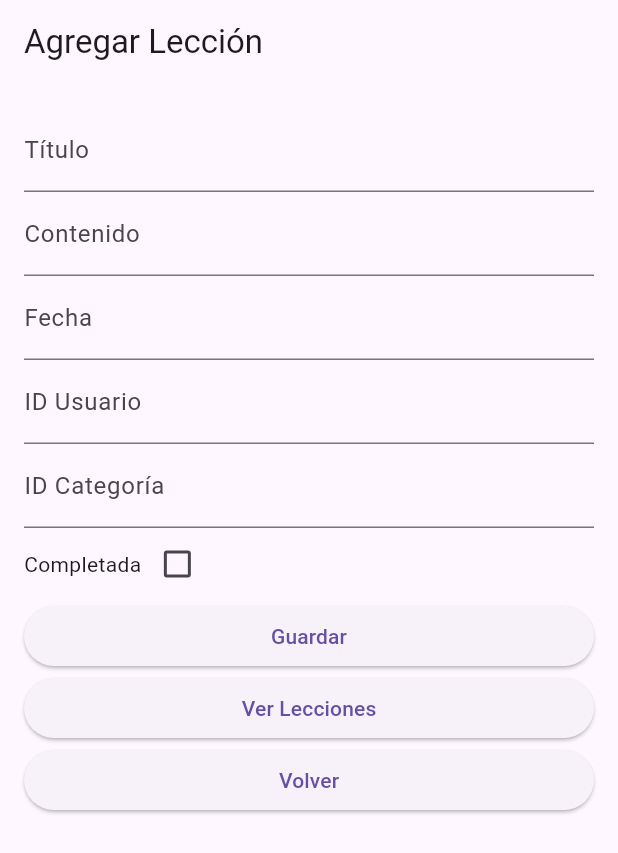
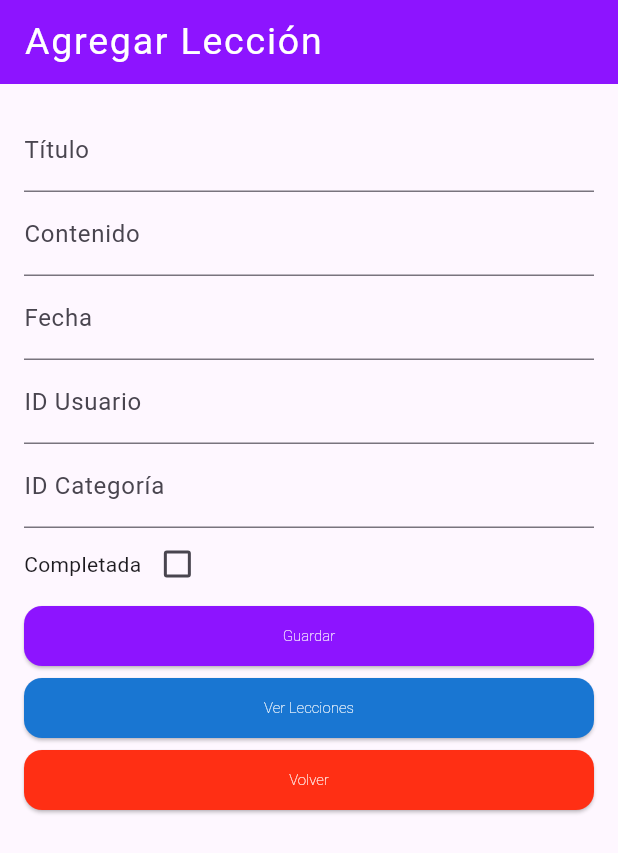
Before and after one commit to Zerritug/SkillSyncAPP, a Flutter app: the LessonScreen screen opened by its route, on a phone screen of 412 x 824 dp. Shown: the top 853 px of the screen. Run offline on Flutter 3.47's test engine with Material 3 defaults, Android fonts, the phone set to English and light mode, and no system bars; our stand-ins replace go_router, sqflite; accounts and stored records are empty.

Commit message:
Styles And Colors

```diff
--- a/lib/core/theme/app_colors.dart
+++ b/lib/core/theme/app_colors.dart
@@ -8,6 +8,10 @@ class AppColors {
   static const quaternary = Color(0xFF42A5F5);
   static const quinary = Color.fromARGB(255, 253, 214, 41);
   static const sixtiary = Color.fromARGB(255, 139, 139, 139);
+  static const seventiary =  Color.fromARGB(255, 255, 47, 20);
+ static const eightiary = Color.fromARGB(255, 141, 20, 255);
+  static const boldcolor = Color(0xFF7D96E8);
 
-  static const boldcolor = Color(0x7d96e8);
+
+  static const appbargradient = [Color.fromARGB(255, 0, 102, 185), Colors.purple];
 }
--- a/lib/core/theme/app_layouts.dart
+++ b/lib/core/theme/app_layouts.dart
@@ -1,4 +1,6 @@
 import 'package:flutter/material.dart';
+import 'package:skillsync/core/theme/app_colors.dart';
+import 'package:skillsync/core/theme/text_styles.dart';
 
 class LayoutStyles {
   // Espaciado estándar
@@ -17,4 +19,40 @@ class LayoutStyles {
   static const SizedBox verticalSpaceSmall = SizedBox(height: 8); //short
   static const SizedBox verticalSpaceMedium = SizedBox(height: 16); //medium
   static const SizedBox verticalSpaceLarge = SizedBox(height: 32); //long
+
 }
+
+class ButtonStyles {
+  static final elevatedbutton1 = ElevatedButton.styleFrom( //boton 1
+    backgroundColor: AppColors.primary,
+    padding: const EdgeInsets.symmetric(horizontal: 24, vertical: 12),
+    textStyle: TextStyle(color: AppColors.tertiary),
+    minimumSize: Size(100, 40), //tamaño minimo
+    shape: RoundedRectangleBorder(borderRadius: BorderRadiusGeometry.circular(12)) //borde
+  );
+
+   static final elevatedbutton2 = ElevatedButton.styleFrom( //boton 2
+    backgroundColor: AppColors.tertiary,
+    padding: const EdgeInsets.symmetric(horizontal: 24, vertical: 12),
+    textStyle: AppTextStyles.button2,
+      minimumSize: Size(70, 40), //tamaño minimo
+    shape: RoundedRectangleBorder(borderRadius: BorderRadiusGeometry.circular(12)) //borde
+  );
+
+  static final elevatedbutton3 = ElevatedButton.styleFrom(
+     backgroundColor: AppColors.seventiary,
+    padding: const EdgeInsets.symmetric(horizontal: 24, vertical: 12),
+    textStyle: AppTextStyles.button2,
+      minimumSize: Size(50, 40), //tamaño minimo
+    shape: RoundedRectangleBorder(borderRadius: BorderRadiusGeometry.circular(12)) //borde
+  );
+
+  static final elevatedbutton4 = ElevatedButton.styleFrom(
+     backgroundColor: Color.fromARGB(255, 141, 20, 255),
+    padding: const EdgeInsets.symmetric(horizontal: 24, vertical: 12),
+    textStyle: AppTextStyles.button2,
+      minimumSize: Size(50, 40), //tamaño minimo
+    shape: RoundedRectangleBorder(borderRadius: BorderRadiusGeometry.circular(12)) //borde
+  );
+
+}
--- a/lib/core/theme/text_styles.dart
+++ b/lib/core/theme/text_styles.dart
@@ -3,19 +3,31 @@ import 'package:flutter/material.dart';
 class AppTextStyles {
   static const greeting = TextStyle(
     color: Colors.white,
-    fontSize: 25,
+    fontSize: 22,
     letterSpacing: 1.2,
   );
 
   static const greeting2 = TextStyle(
     color: Color.fromARGB(255, 12, 12, 12),
-    fontSize: 20,
+    fontSize: 18,
+    letterSpacing: 1.2,
+  );
+
+  static const titles = TextStyle(
+    color: Color.fromARGB(255, 0, 0, 0),
+    fontSize: 25,
+    letterSpacing: 1.2,
+  );
+
+  static const titlesW = TextStyle(
+    color: Color.fromARGB(255, 255, 255, 255),
+    fontSize: 25,
     letterSpacing: 1.2,
   );
 
   static const userlevel = TextStyle(
     color: Colors.white,
-    fontSize: 20,
+    fontSize: 18,
     letterSpacing: 1.2,
   );
 
@@ -24,4 +36,22 @@ class AppTextStyles {
     fontSize: 12,
     fontWeight: FontWeight.w500,
   );
+
+  static const button1 = TextStyle (
+    color: Colors.white,
+  fontSize: 10,
+  fontWeight: FontWeight.w200
+  );
+
+  static const button2 = TextStyle (
+    color: Color.fromARGB(255, 0, 0, 0),
+  fontSize: 10,
+  fontWeight: FontWeight.w200
+  );
+
+  static const button3 = TextStyle(
+     color: Colors.white,
+  fontSize: 10,
+  fontWeight: FontWeight.w200
+  );
 }
--- a/lib/features/AddLesson/Addlesson.dart
+++ b/lib/features/AddLesson/Addlesson.dart
@@ -1,8 +1,11 @@
 import 'package:flutter/material.dart';
+import 'package:skillsync/core/theme/app_colors.dart';
 import 'package:skillsync/routing/route_names.dart';
 import '../../db/SKDataBase.dart';
 import '../../db/Models/Lesson.dart';
 import 'package:go_router/go_router.dart';
+import 'package:skillsync/core/theme/app_layouts.dart';
+import 'package:skillsync/core/theme/text_styles.dart';
 
 class LessonScreen extends StatefulWidget {
   const LessonScreen({super.key});
@@ -43,7 +46,12 @@ class _LessonScreen extends State<LessonScreen> {
   @override
   Widget build(BuildContext context) {
     return Scaffold(
-      appBar: AppBar(title: const Text('Agregar Lección')),
+      appBar: AppBar(
+         backgroundColor: AppColors.eightiary,
+        title: const Text('Agregar Lección',
+        style: AppTextStyles.titlesW)
+        ),
+
       body: Padding(
         padding: const EdgeInsets.all(16),
         child: ListView(
@@ -77,16 +85,18 @@ class _LessonScreen extends State<LessonScreen> {
                 ),
               ],
             ),
-            ElevatedButton(onPressed: _addLesson, child: const Text('Guardar')),
+            ElevatedButton(onPressed: _addLesson, style: ButtonStyles.elevatedbutton4, child: const Text('Guardar', style: AppTextStyles.button3)),
             ElevatedButton(
               onPressed: () => context.go('/viewLessons'),
-              child: const Text('Ver Lecciones'),
+              style: ButtonStyles.elevatedbutton1,
+              child: const Text('Ver Lecciones', style: AppTextStyles.button3),
             ),
             ElevatedButton(
               onPressed: () {
                 context.go('/mainmenu');
               },
-              child: const Text('Volver'),
+               style: ButtonStyles.elevatedbutton3,
+              child: const Text('Volver', style:  AppTextStyles.button3),
             ),
           ],
         ),
--- a/lib/features/mindmap/screens/mindmap.dart
+++ b/lib/features/mindmap/screens/mindmap.dart
@@ -1,6 +1,8 @@
 import 'package:flutter/material.dart';
 import 'package:go_router/go_router.dart';
 import '../../../../db/SKDataBase.dart';
+import 'package:skillsync/core/theme/app_layouts.dart';
+import 'package:skillsync/core/theme/text_styles.dart';
 
 class MindMap extends StatefulWidget {
   const MindMap({super.key});
@@ -28,7 +30,8 @@ class _MindMapState extends State<MindMap> {
               onPressed: () {
                 context.go('/mainmenu');
               },
-              child: const Text('Volver'),
+              style: ButtonStyles.elevatedbutton3,
+              child: const Text('Volver', style: AppTextStyles.button3),
             ),
           ],
         ),
--- a/lib/routing/AppRouter.dart
+++ b/lib/routing/AppRouter.dart
@@ -2,6 +2,7 @@ import 'package:go_router/go_router.dart';
 import 'package:skillsync/features/ViewTopics/ViewTopics.dart';
 import 'package:skillsync/features/AddLesson/Addlesson.dart';
 import 'package:skillsync/features/AddTopic/AddTopics.dart';
+import 'package:skillsync/features/stats/stats.dart';
 import 'package:skillsync/features/viewLessons/ViewLessons.dart';
 import '../welcomescreen/screens/welcomescreen.dart';
 import '../mainmenu/screens/mainmenu.dart';
@@ -46,5 +47,10 @@ final GoRouter appRouter = GoRouter(
       path: '/viewTopics',
       builder: (context, state) => TopicListScreen(),
     ),
+    GoRoute(
+      name: RouteNames.stats,
+      path: '/stats',
+      builder:(context, state) => Estadisticas()
+    )
   ],
 );
--- a/lib/routing/route_names.dart
+++ b/lib/routing/route_names.dart
@@ -6,4 +6,5 @@ class RouteNames {
   static const viewLessons = 'viewLessons';
   static const addtopic = 'addTopics';
   static const viewtopics = 'viewTopics';
+  static const stats = 'stats';
 }
```
Also changed, not shown: lib/core/constants.dart (+0 -8 lines), lib/features/AddTopic/AddTopics.dart (+9 -5 lines), lib/features/ViewTopics/ViewTopics.dart (+6 -2 lines), lib/features/stats/stats.dart (added, +41 -0 lines), lib/features/viewLessons/ViewLessons.dart (+6 -2 lines), lib/mainmenu/screens/mainmenu.dart (+87 -35 lines), 3 other files.
